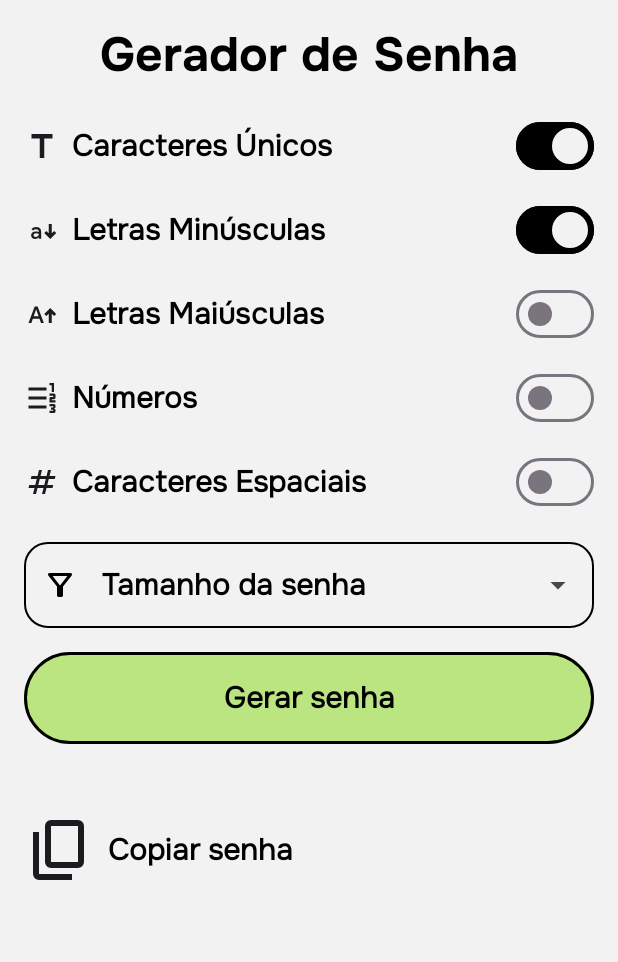
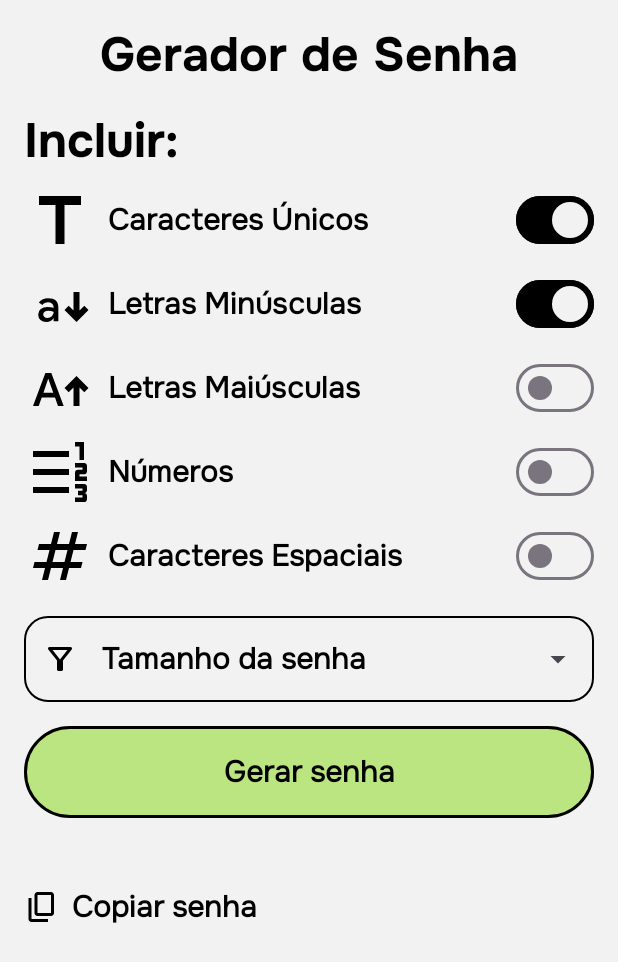
Before and after one commit to flavio-junior/Safe-Pass, an Android app built with Jetpack Compose: the screen it shows after launch (MainActivity), on a phone screen of 412 x 824 dp. Shown: the top 962 px of the screen. Run offline under Robolectric (Android 15) with nearby library versions, the phone set to English and light mode, and no system bars.

Commit message:
refactor: project

```diff
--- /dev/null
+++ b/app/src/main/java/br/com/safe/pass/components/ui/Action.kt
@@ -0,0 +1,40 @@
+package br.com.safe.pass.components.ui
+
+import androidx.compose.foundation.layout.Arrangement
+import androidx.compose.foundation.layout.Row
+import androidx.compose.foundation.layout.size
+import androidx.compose.runtime.Composable
+import androidx.compose.ui.Alignment
+import androidx.compose.ui.Modifier
+import androidx.compose.ui.res.stringResource
+import br.com.safe.pass.components.utils.WEIGHT_SIZE
+import br.com.safe.pass.components.utils.onClickable
+import br.com.safe.pass.theme.Themes
+
+@Composable
+fun Action(
+    modifier: Modifier = Modifier,
+    icon: Int,
+    label: Int,
+    onClick: () -> Unit = {}
+) {
+    Row(
+        horizontalArrangement = Arrangement.spacedBy(space = Themes.size.spaceSize8),
+        verticalAlignment = Alignment.CenterVertically,
+        modifier = modifier.onClickable(
+            onClick = {
+                onClick()
+            }
+        )
+    ) {
+        SimpleIcon(
+            icon = icon,
+            label = label,
+            modifier = modifier.size(size = Themes.size.spaceSize24)
+        )
+        Description(
+            description = stringResource(id = label),
+            modifier = modifier.weight(weight = WEIGHT_SIZE)
+        )
+    }
+}
--- a/app/src/main/java/br/com/safe/pass/components/ui/DropdownMenu.kt
+++ b/app/src/main/java/br/com/safe/pass/components/ui/DropdownMenu.kt
@@ -62,7 +62,6 @@ fun DropdownMenu(
             shape = RoundedCornerShape(size = Themes.size.spaceSize16),
             textStyle = Themes.typography.description
         )
-
         ExposedDropdownMenu(
             expanded = expanded,
             onDismissRequest = { expanded = false },
--- /dev/null
+++ b/app/src/main/java/br/com/safe/pass/components/ui/SimpleIcon.kt
@@ -0,0 +1,23 @@
+package br.com.safe.pass.components.ui
+
+import androidx.compose.foundation.layout.size
+import androidx.compose.material3.Icon
+import androidx.compose.runtime.Composable
+import androidx.compose.ui.Modifier
+import androidx.compose.ui.res.painterResource
+import androidx.compose.ui.res.stringResource
+import br.com.safe.pass.theme.Themes
+
+@Composable
+fun SimpleIcon(
+    modifier: Modifier = Modifier,
+    icon: Int,
+    label: Int
+) {
+    Icon(
+    painter = painterResource(id = icon),
+    contentDescription = stringResource(id = label),
+    modifier = modifier.size(size = Themes.size.spaceSize48),
+    tint = Themes.colors.primary
+    )
+}
--- a/app/src/main/java/br/com/safe/pass/ui/view/GeneratePasswordScreen.kt
+++ b/app/src/main/java/br/com/safe/pass/ui/GeneratePasswordScreen.kt
@@ -1,4 +1,4 @@
-package br.com.safe.pass.ui.view
+package br.com.safe.pass.ui
 
 import androidx.compose.foundation.background
 import androidx.compose.foundation.layout.Arrangement
@@ -7,32 +7,27 @@ import androidx.compose.foundation.layout.Row
 import androidx.compose.foundation.layout.fillMaxSize
 import androidx.compose.foundation.layout.fillMaxWidth
 import androidx.compose.foundation.layout.padding
-import androidx.compose.foundation.layout.size
 import androidx.compose.foundation.rememberScrollState
 import androidx.compose.foundation.verticalScroll
-import androidx.compose.material3.Icon
 import androidx.compose.runtime.Composable
 import androidx.compose.runtime.getValue
 import androidx.compose.runtime.mutableIntStateOf
 import androidx.compose.runtime.mutableStateOf
 import androidx.compose.runtime.remember
 import androidx.compose.runtime.setValue
-import androidx.compose.ui.Alignment
 import androidx.compose.ui.Modifier
-import androidx.compose.ui.res.painterResource
 import androidx.compose.ui.res.stringResource
 import androidx.compose.ui.text.style.TextAlign
 import androidx.compose.ui.tooling.preview.Preview
 import br.com.safe.pass.R
 import br.com.safe.pass.components.factory.filterFactory
+import br.com.safe.pass.components.ui.Action
 import br.com.safe.pass.components.ui.Button
-import br.com.safe.pass.components.ui.Description
 import br.com.safe.pass.components.ui.DropdownMenu
 import br.com.safe.pass.components.ui.SubTitle
 import br.com.safe.pass.components.ui.Title
 import br.com.safe.pass.components.utils.WEIGHT_SIZE
 import br.com.safe.pass.components.utils.converterSizePassword
-import br.com.safe.pass.components.utils.onClickable
 import br.com.safe.pass.repository.generatePassword
 import br.com.safe.pass.theme.Themes
 
@@ -64,6 +59,7 @@ fun GeneratePasswordScreen(
             modifier = modifier.padding(horizontal = Themes.size.spaceSize16),
             verticalArrangement = Arrangement.spacedBy(space = Themes.size.spaceSize8),
         ) {
+            Title(title = stringResource(id = R.string.include))
             Item(
                 icon = R.drawable.title,
                 label = R.string.unique_characters,
@@ -134,34 +130,6 @@ private fun GeneratedPassword(
 }
 
 @Composable
-private fun Action(
-    modifier: Modifier = Modifier,
-    icon: Int,
-    label: Int,
-    onClick: () -> Unit = {}
-) {
-    Row(
-        horizontalArrangement = Arrangement.spacedBy(space = Themes.size.spaceSize8),
-        verticalAlignment = Alignment.CenterVertically,
-        modifier = modifier.onClickable(
-            onClick = {
-                onClick()
-            }
-        )
-    ) {
-        Icon(
-            painter = painterResource(id = icon),
-            contentDescription = stringResource(id = label),
-            modifier = modifier.size(size = Themes.size.spaceSize48)
-        )
-        Description(
-            description = stringResource(id = label),
-            modifier = modifier.weight(weight = WEIGHT_SIZE)
-        )
-    }
-}
-
-@Composable
 @Preview(showBackground = true)
 private fun GeneratePasswordScreenPreview() {
     GeneratePasswordScreen()
--- a/app/src/main/java/br/com/safe/pass/ui/view/Item.kt
+++ b/app/src/main/java/br/com/safe/pass/ui/Item.kt
@@ -1,18 +1,17 @@
-package br.com.safe.pass.ui.view
+package br.com.safe.pass.ui
 
 import androidx.compose.foundation.layout.Arrangement
 import androidx.compose.foundation.layout.Row
-import androidx.compose.material3.Icon
 import androidx.compose.material3.Switch
 import androidx.compose.material3.SwitchDefaults
 import androidx.compose.runtime.Composable
 import androidx.compose.ui.Alignment
 import androidx.compose.ui.Modifier
-import androidx.compose.ui.res.painterResource
 import androidx.compose.ui.res.stringResource
 import androidx.compose.ui.tooling.preview.Preview
 import br.com.safe.pass.R
 import br.com.safe.pass.components.ui.Description
+import br.com.safe.pass.components.ui.SimpleIcon
 import br.com.safe.pass.components.utils.WEIGHT_SIZE
 import br.com.safe.pass.theme.Themes
 
@@ -27,7 +26,10 @@ fun Item(
         horizontalArrangement = Arrangement.spacedBy(space = Themes.size.spaceSize8),
         verticalAlignment = Alignment.CenterVertically
     ) {
-        Icon(painter = painterResource(id = icon), contentDescription = stringResource(id = label))
+        SimpleIcon(
+            icon = icon,
+            label = label
+        )
         Description(
             description = stringResource(id = label),
             modifier = Modifier.weight(weight = WEIGHT_SIZE)
--- a/app/src/main/java/br/com/safe/pass/ui/view/MainActivity.kt
+++ b/app/src/main/java/br/com/safe/pass/ui/view/MainActivity.kt
@@ -9,6 +9,7 @@ import androidx.compose.runtime.Composable
 import androidx.compose.ui.Modifier
 import androidx.compose.ui.tooling.preview.Preview
 import br.com.safe.pass.theme.Theme
+import br.com.safe.pass.ui.GeneratePasswordScreen
 
 class MainActivity : ComponentActivity() {
     override fun onCreate(savedInstanceState: Bundle?) {
```
